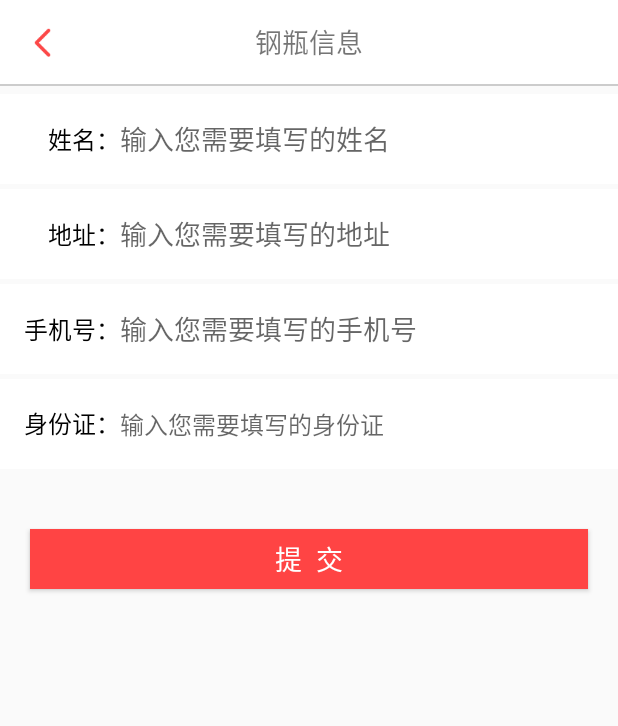
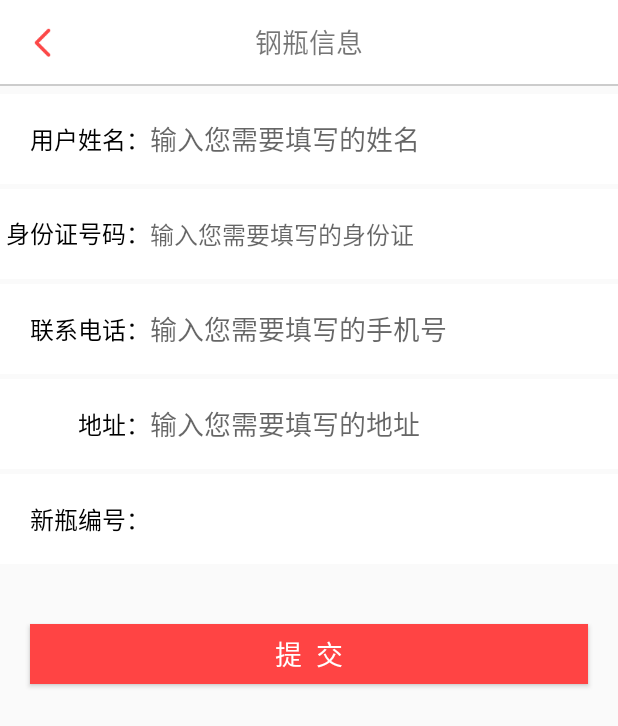
Before and after one commit to DavyJohn/MyScan, an Android app: the UpdataActivity screen opened directly, with no data from a screen before it, on a phone screen of 412 x 824 dp. Shown: the top 726 px of the screen. Run offline under Robolectric (Android 15) with nearby library versions, the phone set to English and light mode, and no system bars; our stand-ins replace ButterKnife; libraries missing offline, so code that uses them is left out: com.zhy.http; 1 statement that could not run was skipped.

Commit message:
更新界面调整

```diff
--- a/app/src/main/java/com/zzh/myscan/CommonScanActivity.java
+++ b/app/src/main/java/com/zzh/myscan/CommonScanActivity.java
@@ -209,6 +209,7 @@ public final class CommonScanActivity extends BaseActivity implements ScanListen
                     startActivity(intent);
                 }else if (data != null && Constant.isZH == false){
                     //老瓶子信息  扫描旧罐条码、读取信息、
+                    SharedPreferencesUtil.getInstance(CommonScanActivity.this).putString("oldNum",data.getCylinder_code());
                     SharedPreferencesUtil.getInstance(CommonScanActivity.this).putString("name",data.getUser_name());
                     SharedPreferencesUtil.getInstance(CommonScanActivity.this).putString("phone",data.getPhone_number());
                     SharedPreferencesUtil.getInstance(CommonScanActivity.this).putString("address",data.getAddress());
--- a/app/src/main/java/com/zzh/myscan/UpdataActivity.java
+++ b/app/src/main/java/com/zzh/myscan/UpdataActivity.java
@@ -7,6 +7,7 @@ import android.text.TextUtils;
 import android.view.View;
 import android.widget.Button;
 import android.widget.EditText;
+import android.widget.LinearLayout;
 
 import com.zhy.http.okhttp.OkHttpUtils;
 import com.zzh.myscan.callback.ToCallBack;
@@ -26,7 +27,14 @@ import okhttp3.Call;
  */
 
 public class UpdataActivity extends BaseActivity {
-
+    @Bind(R.id.old_number_layout)
+    LinearLayout mOldLayout;
+    @Bind(R.id.new_number_layout)
+    LinearLayout mNewLayout;
+    @Bind(R.id.old_number)
+    EditText mOld;
+    @Bind(R.id.new_number)
+    EditText mNew;
     @Bind(R.id.commit_btn)
     Button mCommitBtn;
     @Bind(R.id.change_btn)
@@ -102,15 +110,24 @@ public class UpdataActivity extends BaseActivity {
 
 
     private void initEdit(){
+        mNew.setText(SharedPreferencesUtil.getInstance(UpdataActivity.this).getString("code"));
+
         if (getIntent().getStringExtra("TAG").equals("old")){
             //老瓶子信息
             if (Constant.isZH == true){
                 mCommitBtn.setVisibility(View.VISIBLE);
                 mChangeBtn.setVisibility(View.GONE);
+                mOldLayout.setVisibility(View.VISIBLE);
+                mNewLayout.setVisibility(View.VISIBLE);
             }else {
                 mCommitBtn.setVisibility(View.GONE);
                 mChangeBtn.setVisibility(View.VISIBLE);
+                mOldLayout.setVisibility(View.GONE);
+                mNewLayout.setVisibility(View.GONE);
             }
+
+            mOld.setText(SharedPreferencesUtil.getInstance(UpdataActivity.this).getString("oldNum"));
+
             if (SharedPreferencesUtil.getInstance(UpdataActivity.this).getString("name") != null){
                 username.setText(SharedPreferencesUtil.getInstance(UpdataActivity.this).getString("name"));
             }
@@ -127,6 +144,8 @@ public class UpdataActivity extends BaseActivity {
             //新瓶子
             mChangeBtn.setVisibility(View.GONE);
             mCommitBtn.setVisibility(View.VISIBLE);
+            mOldLayout.setVisibility(View.GONE);
+            mNewLayout.setVisibility(View.VISIBLE);
         }
 
     }
--- a/app/src/main/java/com/zzh/myscan/utils/Constant.java
+++ b/app/src/main/java/com/zzh/myscan/utils/Constant.java
@@ -45,5 +45,6 @@ public class Constant {
      * 瓶子是否为置换
      * */
     public static Boolean isZH = false;
-    public static String ipUrl = "192.168.6.66:8080";
+    public static String ipUrl = "192.168.6.66:8080";//内网
+//    public static String ipUrl = "192.168.1.200";
 }
--- a/app/src/main/res/layout/updata_main_layout.xml
+++ b/app/src/main/res/layout/updata_main_layout.xml
@@ -18,6 +18,30 @@
         android:layout_width="match_parent"
         android:layout_height="1dp"
         android:background="@color/line_color"/>
+    //旧瓶子编号
+    <LinearLayout
+        android:layout_width="match_parent"
+        android:layout_height="60dp"
+        android:layout_marginTop="5dp"
+        android:id="@+id/old_number_layout"
+        android:orientation="horizontal"
+        android:background="@android:color/white">
+        <TextView
+            android:layout_width="100dp"
+            android:gravity="center|right"
+            android:layout_height="wrap_content"
+            android:text="旧瓶编号："
+            android:textColor="@android:color/black"
+            android:textSize="16sp"/>
+        <EditText
+            android:layout_width="match_parent"
+            android:layout_height="match_parent"
+            android:background="@null"
+            android:singleLine="true"
+            android:id="@+id/old_number"
+            android:maxLines="1"/>
+    </LinearLayout>
+    //姓名
     <LinearLayout
         android:layout_width="match_parent"
         android:layout_height="60dp"
@@ -25,10 +49,10 @@
         android:orientation="horizontal"
         android:background="@android:color/white">
             <TextView
-                android:layout_width="80dp"
+                android:layout_width="100dp"
                 android:gravity="center|right"
                 android:layout_height="wrap_content"
-                android:text="姓名："
+                android:text="用户姓名："
                 android:textColor="@android:color/black"
                 android:textSize="16sp"/>
             <EditText
@@ -40,7 +64,61 @@
                 android:singleLine="true"
                 android:maxLines="1"/>
     </LinearLayout>
+    //身份证
+    <LinearLayout
+        android:layout_width="match_parent"
+        android:layout_height="60dp"
+        android:background="@android:color/white"
+        android:orientation="horizontal"
+        android:layout_marginTop="3dp">
 
+        <TextView
+            android:layout_width="100dp"
+            android:gravity="center|right"
+            android:layout_height="wrap_content"
+            android:text="身份证号码："
+            android:maxLines="1"
+            android:singleLine="true"
+            android:textColor="@android:color/black"
+            android:textSize="16sp"/>
+        <EditText
+            android:layout_width="match_parent"
+            android:layout_height="match_parent"
+            android:id="@+id/peopleid"
+            android:singleLine="true"
+            android:background="@null"
+            android:maxLines="1"
+            android:hint="输入您需要填写的身份证"
+            android:textSize="16sp"/>
+
+
+    </LinearLayout>
+    //联系电话
+    <LinearLayout
+        android:layout_width="match_parent"
+        android:layout_height="60dp"
+        android:background="@android:color/white"
+        android:orientation="horizontal"
+        android:layout_marginTop="3dp">
+
+        <TextView
+            android:layout_width="100dp"
+            android:gravity="center|right"
+            android:layout_height="wrap_content"
+            android:text="联系电话："
+            android:textColor="@android:color/black"
+            android:textSize="16sp"/>
+        <EditText
+            android:layout_width="match_parent"
+            android:layout_height="match_parent"
+            android:inputType="phone"
+            android:singleLine="true"
+            android:maxLines="1"
+            android:hint="输入您需要填写的手机号"
+            android:background="@null"
+            android:id="@+id/phonenum"/>
+    </LinearLayout>
+    //地址
     <LinearLayout
         android:layout_width="match_parent"
         android:layout_height="60dp"
@@ -49,8 +127,7 @@
         android:layout_marginTop="3dp">
 
             <TextView
-                android:id="@+id/textView"
-                android:layout_width="80dp"
+                android:layout_width="100dp"
                 android:layout_height="wrap_content"
                 android:gravity="center|right"
                 android:text="地址："
@@ -68,55 +145,31 @@
 
     </LinearLayout>
 
+    //新瓶编号
     <LinearLayout
         android:layout_width="match_parent"
         android:layout_height="60dp"
+        android:id="@+id/new_number_layout"
         android:background="@android:color/white"
         android:orientation="horizontal"
         android:layout_marginTop="3dp">
 
         <TextView
-                android:layout_width="80dp"
+            android:layout_width="100dp"
             android:gravity="center|right"
             android:layout_height="wrap_content"
-                android:text="手机号："
+            android:text="新瓶编号："
             android:textColor="@android:color/black"
             android:textSize="16sp"/>
+
         <EditText
+            android:id="@+id/new_number"
             android:layout_width="match_parent"
             android:layout_height="match_parent"
+            android:background="@null"
             android:inputType="phone"
-                android:singleLine="true"
             android:maxLines="1"
-                android:hint="输入您需要填写的手机号"
-                android:background="@null"
-                android:id="@+id/phonenum"/>
-    </LinearLayout>
-    <LinearLayout
-        android:layout_width="match_parent"
-        android:layout_height="60dp"
-        android:background="@android:color/white"
-        android:orientation="horizontal"
-        android:layout_marginTop="3dp">
-
-            <TextView
-                android:layout_width="80dp"
-                android:gravity="center|right"
-                android:layout_height="wrap_content"
-                android:text="身份证："
-                android:textColor="@android:color/black"
-                android:textSize="16sp"/>
-            <EditText
-                android:layout_width="match_parent"
-                android:layout_height="match_parent"
-                android:id="@+id/peopleid"
-                android:singleLine="true"
-                android:background="@null"
-                android:maxLines="1"
-                android:hint="输入您需要填写的身份证"
-                android:textSize="16sp"/>
-
-
+            android:singleLine="true" />
     </LinearLayout>
 
     <Button
```
Lines whose indentation alone changed are shown as unchanged.
